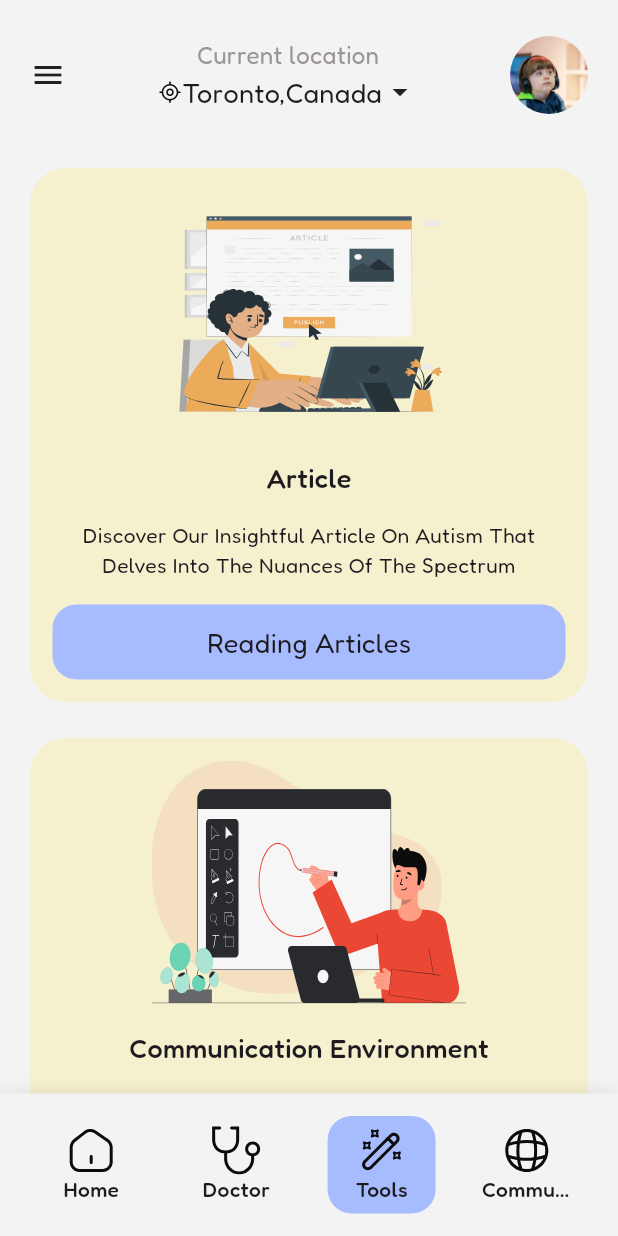
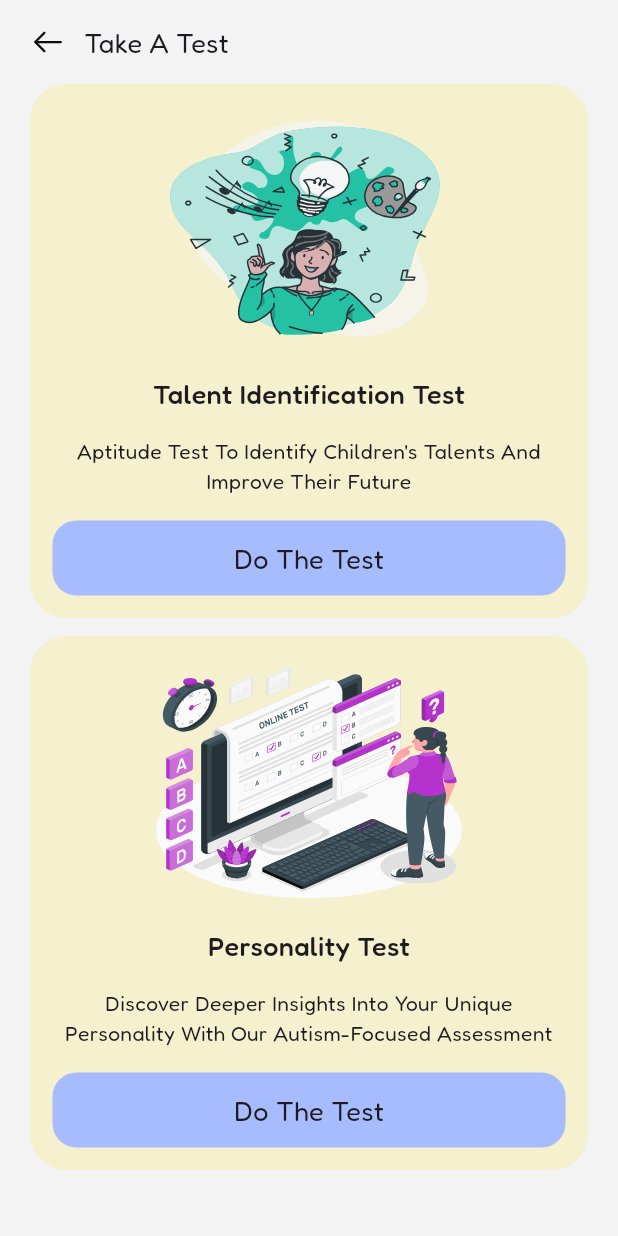
Before and after one commit to HosseinMohammadiii/autilabapp, a Flutter app: the HomeScreen screen opened by its route, scrolled down 576 dp, after a tap on "Take A Test", on a phone screen of 412 x 824 dp. Run offline on Flutter 3.47's test engine with Material 3 defaults, Android fonts, the phone set to English and light mode, and no system bars; our stand-ins replace cached_network_image, dartz, device_info_plus, dio, equatable, flutter_rating_bar and 10 more; accounts and stored records are empty; project files that could hold a hidden picture were left out.

Commit message:
Add TypeTestScreen & route -Edit HomeScreen

```diff
--- a/lib/core/constants/constant_routes.dart
+++ b/lib/core/constants/constant_routes.dart
@@ -40,6 +40,7 @@ class AutiLabRoutes {
   static const String allAppointmentScreen = 'allAppointmentScreen';
   static const String detailAppointmentScreen = '/detailAppointmentScreen';
   static const String toolsScreen = '/toolsScreen';
+  static const String typeTestsScreen = '/typeTestsScreen';
   static const String whiteBoardScreen = '/whiteBoardScreen';
   static const String communityScreen = '/communityScreen';
   static const String aptitudeTestScreen = '/aptitudeTestScreen';
--- a/lib/core/routes/routes.dart
+++ b/lib/core/routes/routes.dart
@@ -32,6 +32,7 @@ import 'package:autilab_project/features/data/tool/page/main_content_screen.dart
 import 'package:autilab_project/features/data/tool/page/tools_screen.dart';
 import 'package:autilab_project/features/data/test/page/aptitude_test_screen.dart';
 import 'package:autilab_project/features/data/test/page/quiz_multiselect_screen.dart';
+import 'package:autilab_project/features/data/tool/page/typetest.dart';
 import 'package:autilab_project/features/data/tool/page/whiteboard_screen.dart';
 import 'package:autilab_project/presentation/screens/choserole_screen.dart';
 import 'package:autilab_project/presentation/screens/item_not_found_screen.dart';
@@ -131,6 +132,11 @@ class AutilabRouter {
         path: '/whiteBoardScreen',
         name: AutiLabRoutes.whiteBoardScreen,
         builder: (context, state) => const WhiteboardScreen(),
+      ),
+      GoRoute(
+        path: '/typeTestsScreen',
+        name: AutiLabRoutes.typeTestsScreen,
+        builder: (context, state) => const TypetestScreen(),
       ),
       GoRoute(
         path: '/nearbyCenterDetailScreen',
--- a/lib/features/data/home/page/home_screen.dart
+++ b/lib/features/data/home/page/home_screen.dart
@@ -236,7 +236,7 @@ class _HomeScreenState extends State<HomeScreen> with TickerProviderStateMixin {
                       ),
                       CustomButtonWidget(
                         onTap: () {
-                          context.goNamed(AutiLabRoutes.toolsScreen);
+                          context.pushNamed(AutiLabRoutes.typeTestsScreen);
                         },
                         height: 50,
                         margin: const EdgeInsets.all(0),
--- /dev/null
+++ b/lib/features/data/tool/page/typetest.dart
@@ -0,0 +1,100 @@
+import 'package:autilab_project/common/widgets/appbar_back_screen.dart';
+import 'package:autilab_project/features/data/tool/widgets/tools_box_widget.dart';
+import 'package:autilab_project/utils/functions/animation_control.dart';
+import 'package:flutter/material.dart';
+import 'package:go_router/go_router.dart';
+
+import '../../../../core/constants/constant_routes.dart';
+
+class TypetestScreen extends StatefulWidget {
+  const TypetestScreen({super.key});
+
+  @override
+  State<TypetestScreen> createState() => _TypetestScreenState();
+}
+
+class _TypetestScreenState extends State<TypetestScreen>
+    with TickerProviderStateMixin {
+  late AnimationHelper animationHelper;
+  @override
+  void initState() {
+    super.initState();
+    animationHelper = AnimationHelper(
+        vsync: this, begin: 0.5, duration: const Duration(seconds: 1));
+
+    animationHelper.animationController.forward();
+  }
+
+  @override
+  void dispose() {
+    animationHelper.dispose();
+    super.dispose();
+  }
+
+  @override
+  void didUpdateWidget(covariant TypetestScreen oldWidget) {
+    super.didUpdateWidget(oldWidget);
+    animationHelper.restartAnimation();
+  }
+
+  @override
+  Widget build(BuildContext context) {
+    return FadeTransition(
+      opacity: animationHelper.fadeAnimation,
+      child: Scaffold(
+        appBar:
+            appBarWidget(context: context, title: 'Take A Test', isIcon: true),
+        body: SafeArea(
+          child: SingleChildScrollView(
+            child: Column(
+              spacing: 12,
+              children: [
+                ToolsBoxWidget(
+                  title: 'Talent Identification Test',
+                  description:
+                      "Aptitude Test To Identify Children's Talents And Improve Their Future",
+                  titleButton: 'Do The Test',
+                  svg: 'assets/images/talent_image.svg',
+                  onTap: () {
+                    context.pushNamed(AutiLabRoutes.aptitudeTestScreen, extra: {
+                      'image': 'assets/images/talent_image.svg',
+                      'title': 'Aptitude Test',
+                      'subTitle': 'Talent Identification Test',
+                      'description':
+                          'Lorem Ipsum Odor Amet, Consectetuer Adipiscing Consectetuer Elit.',
+                      'onTap': () {
+                        context.pushNamed(AutiLabRoutes.quizMultiSelectScreen);
+                      },
+                    });
+                  },
+                ),
+                ToolsBoxWidget(
+                  title: 'Personality Test',
+                  description:
+                      "Discover Deeper Insights Into Your Unique Personality With Our Autism-Focused Assessment",
+                  titleButton: 'Do The Test',
+                  svg: 'assets/images/personality_image.svg',
+                  onTap: () {
+                    context.pushNamed(AutiLabRoutes.aptitudeTestScreen, extra: {
+                      'image': 'assets/images/personality_image.svg',
+                      'title': 'Personality Test',
+                      'subTitle': 'Personality Test',
+                      'description':
+                          'Lorem Ipsum Odor Amet, Consectetuer Adipiscing Consectetuer Elit.',
+                      'onTap': () {
+                        context.pushNamed(AutiLabRoutes.quizMultiSelectScreen);
+                      },
+                    });
+                  },
+                ),
+                const SizedBox(
+                  height: 12,
+                ),
+              ],
+            ),
+          ),
+        ),
+      ),
+    );
+  }
+}
```
